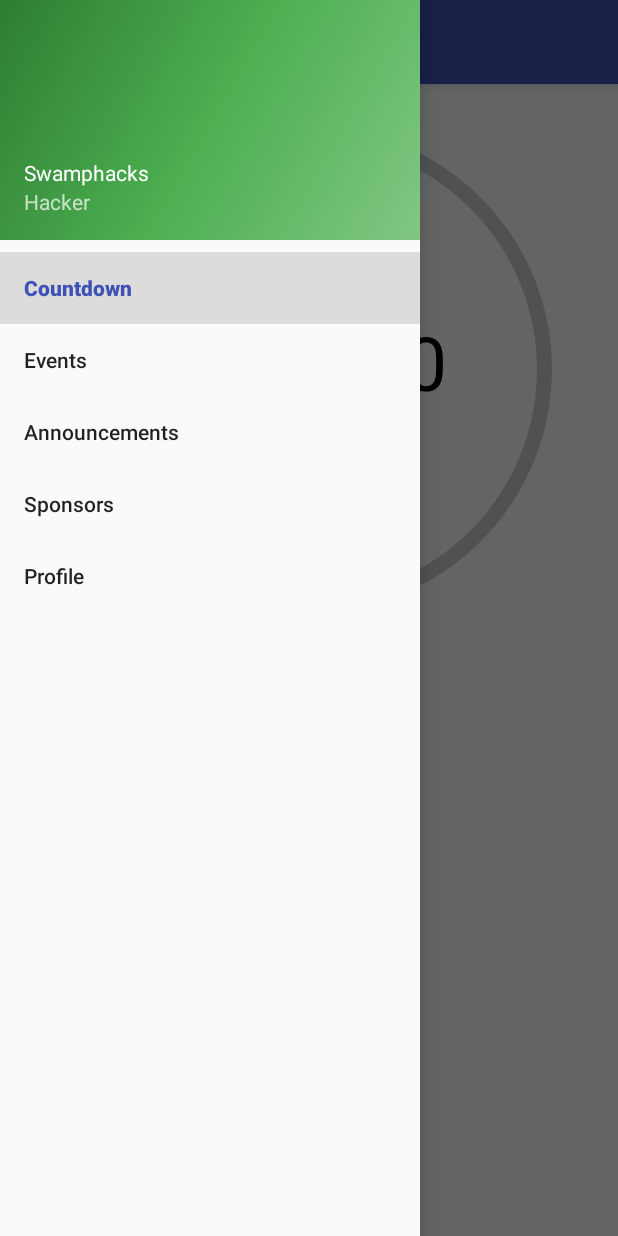
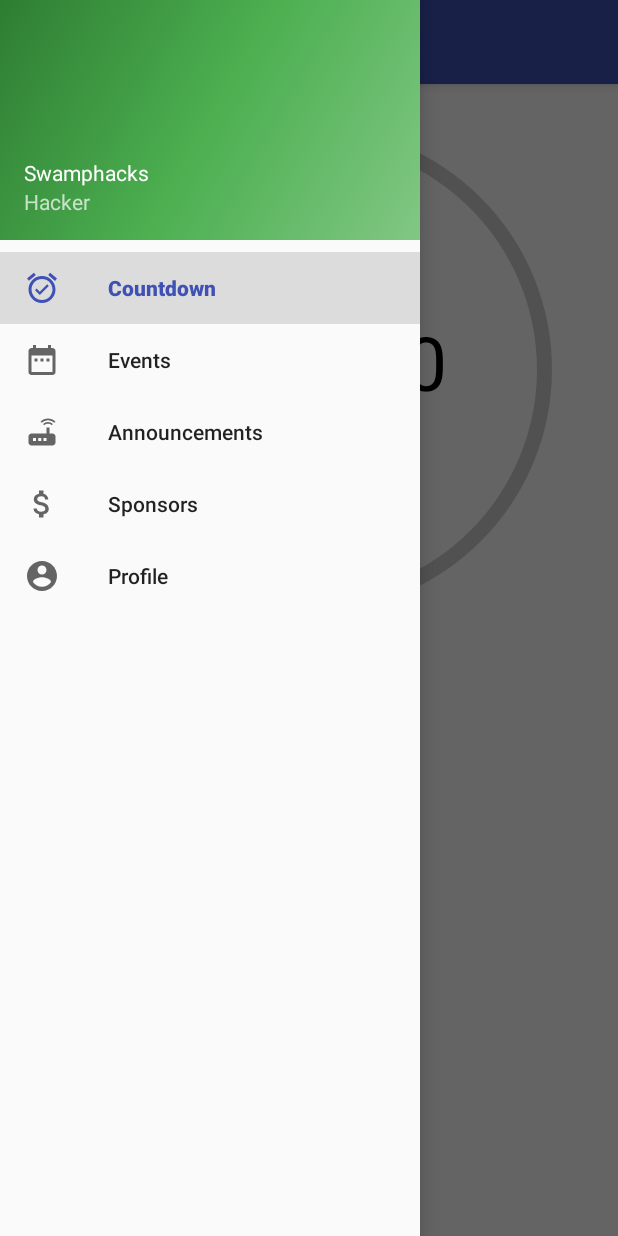
Before and after one commit to swamphacks/2017-Mobile-Android, an Android app: the screen it shows after launch once a user with an empty profile is signed in (MainActivity), with the side drawer open, on a phone screen of 412 x 824 dp. Run offline under Robolectric (Android 15) with nearby library versions, the phone set to English and light mode, and no system bars; our stand-ins replace Firebase (no records; nobody signed in at launch, a user with empty details on screens opened directly); libraries missing offline, so code that uses them is left out: com.alamkanak.weekview, net.glxn.qrgen.

Commit message:
added icon assets

```diff
--- a/app/src/main/java/com/swamphacks/swamphacks_android/MainActivity.java
+++ b/app/src/main/java/com/swamphacks/swamphacks_android/MainActivity.java
@@ -135,15 +135,17 @@ public class MainActivity extends AppCompatActivity
             toolbar.getMenu().getItem(1).setVisible(false);
             toolbar.getMenu().getItem(2).setVisible(true);
 
-            //Todo: Get icons for eventsMap, filter, and logout and apply them as so
-//            Drawable drawable = ContextCompat.getDrawable(getApplicationContext(),R.drawable.common_full_open_on_phone);
-//            toolbar.setOverflowIcon(drawable);
+            Drawable drawable = ContextCompat.getDrawable(getApplicationContext(),R.drawable.ic_place_black_24dp);
+            toolbar.setOverflowIcon(drawable);
         } else if (id == R.id.nav_announcements) {
             updateFragment(announcementsFragment, true);
             toolbar.setTitle("Announcements");
             toolbar.getMenu().getItem(0).setVisible(false);
             toolbar.getMenu().getItem(1).setVisible(true);
             toolbar.getMenu().getItem(2).setVisible(false);
+
+            Drawable drawable = ContextCompat.getDrawable(getApplicationContext(),R.drawable.ic_filter_list_black_24dp);
+            toolbar.setOverflowIcon(drawable);
         } else if (id == R.id.nav_sponsors) {
             updateFragment(sponsorsFragment, true);
             toolbar.setTitle("Sponsors");
@@ -156,6 +158,9 @@ public class MainActivity extends AppCompatActivity
             toolbar.getMenu().getItem(0).setVisible(true);
             toolbar.getMenu().getItem(1).setVisible(false);
             toolbar.getMenu().getItem(2).setVisible(false);
+
+            Drawable drawable = ContextCompat.getDrawable(getApplicationContext(),R.drawable.ic_more_horiz_black_24dp);
+            toolbar.setOverflowIcon(drawable);
         }
 
         drawer = (DrawerLayout) findViewById(R.id.drawer_layout);
--- /dev/null
+++ b/app/src/main/res/drawable/ic_account_circle_black_24dp.xml
@@ -0,0 +1,9 @@
+<vector xmlns:android="http://schemas.android.com/apk/res/android"
+        android:width="24dp"
+        android:height="24dp"
+        android:viewportWidth="24.0"
+        android:viewportHeight="24.0">
+    <path
+        android:fillColor="#FF000000"
+        android:pathData="M12,2C6.48,2 2,6.48 2,12s4.48,10 10,10 10,-4.48 10,-10S17.52,2 12,2zM12,5c1.66,0 3,1.34 3,3s-1.34,3 -3,3 -3,-1.34 -3,-3 1.34,-3 3,-3zM12,19.2c-2.5,0 -4.71,-1.28 -6,-3.22 0.03,-1.99 4,-3.08 6,-3.08 1.99,0 5.97,1.09 6,3.08 -1.29,1.94 -3.5,3.22 -6,3.22z"/>
+</vector>
--- /dev/null
+++ b/app/src/main/res/drawable/ic_alarm_on_black_24dp.xml
@@ -0,0 +1,9 @@
+<vector xmlns:android="http://schemas.android.com/apk/res/android"
+        android:width="24dp"
+        android:height="24dp"
+        android:viewportWidth="24.0"
+        android:viewportHeight="24.0">
+    <path
+        android:fillColor="#FF000000"
+        android:pathData="M22,5.72l-4.6,-3.86 -1.29,1.53 4.6,3.86L22,5.72zM7.88,3.39L6.6,1.86 2,5.71l1.29,1.53 4.59,-3.85zM12,4c-4.97,0 -9,4.03 -9,9s4.02,9 9,9c4.97,0 9,-4.03 9,-9s-4.03,-9 -9,-9zM12,20c-3.87,0 -7,-3.13 -7,-7s3.13,-7 7,-7 7,3.13 7,7 -3.13,7 -7,7zM10.54,14.53L8.41,12.4l-1.06,1.06 3.18,3.18 6,-6 -1.06,-1.06 -4.93,4.95z"/>
+</vector>
--- /dev/null
+++ b/app/src/main/res/drawable/ic_attach_money_black_24dp.xml
@@ -0,0 +1,9 @@
+<vector xmlns:android="http://schemas.android.com/apk/res/android"
+        android:width="24dp"
+        android:height="24dp"
+        android:viewportWidth="24.0"
+        android:viewportHeight="24.0">
+    <path
+        android:fillColor="#FF000000"
+        android:pathData="M11.8,10.9c-2.27,-0.59 -3,-1.2 -3,-2.15 0,-1.09 1.01,-1.85 2.7,-1.85 1.78,0 2.44,0.85 2.5,2.1h2.21c-0.07,-1.72 -1.12,-3.3 -3.21,-3.81V3h-3v2.16c-1.94,0.42 -3.5,1.68 -3.5,3.61 0,2.31 1.91,3.46 4.7,4.13 2.5,0.6 3,1.48 3,2.41 0,0.69 -0.49,1.79 -2.7,1.79 -2.06,0 -2.87,-0.92 -2.98,-2.1h-2.2c0.12,2.19 1.76,3.42 3.68,3.83V21h3v-2.15c1.95,-0.37 3.5,-1.5 3.5,-3.55 0,-2.84 -2.43,-3.81 -4.7,-4.4z"/>
+</vector>
--- /dev/null
+++ b/app/src/main/res/drawable/ic_date_range_black_24dp.xml
@@ -0,0 +1,9 @@
+<vector xmlns:android="http://schemas.android.com/apk/res/android"
+        android:width="24dp"
+        android:height="24dp"
+        android:viewportWidth="24.0"
+        android:viewportHeight="24.0">
+    <path
+        android:fillColor="#FF000000"
+        android:pathData="M9,11L7,11v2h2v-2zM13,11h-2v2h2v-2zM17,11h-2v2h2v-2zM19,4h-1L18,2h-2v2L8,4L8,2L6,2v2L5,4c-1.11,0 -1.99,0.9 -1.99,2L3,20c0,1.1 0.89,2 2,2h14c1.1,0 2,-0.9 2,-2L21,6c0,-1.1 -0.9,-2 -2,-2zM19,20L5,20L5,9h14v11z"/>
+</vector>
--- /dev/null
+++ b/app/src/main/res/drawable/ic_filter_list_black_24dp.xml
@@ -0,0 +1,9 @@
+<vector xmlns:android="http://schemas.android.com/apk/res/android"
+        android:width="24dp"
+        android:height="24dp"
+        android:viewportWidth="24.0"
+        android:viewportHeight="24.0">
+    <path
+        android:fillColor="#FF000000"
+        android:pathData="M10,18h4v-2h-4v2zM3,6v2h18L21,6L3,6zM6,13h12v-2L6,11v2z"/>
+</vector>
--- /dev/null
+++ b/app/src/main/res/drawable/ic_more_horiz_black_24dp.xml
@@ -0,0 +1,9 @@
+<vector xmlns:android="http://schemas.android.com/apk/res/android"
+        android:width="24dp"
+        android:height="24dp"
+        android:viewportWidth="24.0"
+        android:viewportHeight="24.0">
+    <path
+        android:fillColor="#FF000000"
+        android:pathData="M6,10c-1.1,0 -2,0.9 -2,2s0.9,2 2,2 2,-0.9 2,-2 -0.9,-2 -2,-2zM18,10c-1.1,0 -2,0.9 -2,2s0.9,2 2,2 2,-0.9 2,-2 -0.9,-2 -2,-2zM12,10c-1.1,0 -2,0.9 -2,2s0.9,2 2,2 2,-0.9 2,-2 -0.9,-2 -2,-2z"/>
+</vector>
--- /dev/null
+++ b/app/src/main/res/drawable/ic_place_black_24dp.xml
@@ -0,0 +1,9 @@
+<vector xmlns:android="http://schemas.android.com/apk/res/android"
+        android:width="24dp"
+        android:height="24dp"
+        android:viewportWidth="24.0"
+        android:viewportHeight="24.0">
+    <path
+        android:fillColor="#FF000000"
+        android:pathData="M12,2C8.13,2 5,5.13 5,9c0,5.25 7,13 7,13s7,-7.75 7,-13c0,-3.87 -3.13,-7 -7,-7zM12,11.5c-1.38,0 -2.5,-1.12 -2.5,-2.5s1.12,-2.5 2.5,-2.5 2.5,1.12 2.5,2.5 -1.12,2.5 -2.5,2.5z"/>
+</vector>
--- /dev/null
+++ b/app/src/main/res/drawable/ic_router_black_24dp.xml
@@ -0,0 +1,9 @@
+<vector xmlns:android="http://schemas.android.com/apk/res/android"
+        android:width="24dp"
+        android:height="24dp"
+        android:viewportWidth="24.0"
+        android:viewportHeight="24.0">
+    <path
+        android:fillColor="#FF000000"
+        android:pathData="M20.2,5.9l0.8,-0.8C19.6,3.7 17.8,3 16,3s-3.6,0.7 -5,2.1l0.8,0.8C13,4.8 14.5,4.2 16,4.2s3,0.6 4.2,1.7zM19.3,6.7c-0.9,-0.9 -2.1,-1.4 -3.3,-1.4s-2.4,0.5 -3.3,1.4l0.8,0.8c0.7,-0.7 1.6,-1 2.5,-1 0.9,0 1.8,0.3 2.5,1l0.8,-0.8zM19,13h-2L17,9h-2v4L5,13c-1.1,0 -2,0.9 -2,2v4c0,1.1 0.9,2 2,2h14c1.1,0 2,-0.9 2,-2v-4c0,-1.1 -0.9,-2 -2,-2zM8,18L6,18v-2h2v2zM11.5,18h-2v-2h2v2zM15,18h-2v-2h2v2z"/>
+</vector>
--- a/app/src/main/res/menu/activity_main_drawer.xml
+++ b/app/src/main/res/menu/activity_main_drawer.xml
@@ -8,18 +8,23 @@
             android:id="@+id/nav_countdown"
             android:title="Countdown"
             android:enabled="true"
-            android:checked="true" />
+            android:checked="true"
+            android:icon="@drawable/ic_alarm_on_black_24dp" />
         <item
             android:id="@+id/nav_events"
-            android:title="Events" />
+            android:title="Events"
+            android:icon="@drawable/ic_date_range_black_24dp" />
         <item
             android:id="@+id/nav_announcements"
-            android:title="Announcements" />
+            android:title="Announcements"
+            android:icon="@drawable/ic_router_black_24dp" />
         <item android:title="Sponsors"
-            android:id="@+id/nav_sponsors" />
+            android:id="@+id/nav_sponsors"
+            android:icon="@drawable/ic_attach_money_black_24dp" />
         <item
             android:id="@+id/nav_profile"
-            android:title="Profile" />
+            android:title="Profile"
+            android:icon="@drawable/ic_account_circle_black_24dp" />
     </group>
 
 </menu>
```
